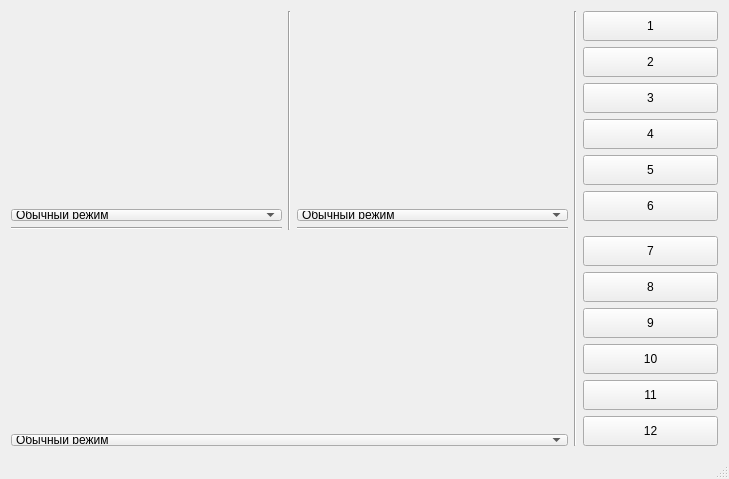
This is design.ui in VenkarD/SecuritySystem as Qt 5 draws it before an edit. The edited form follows.
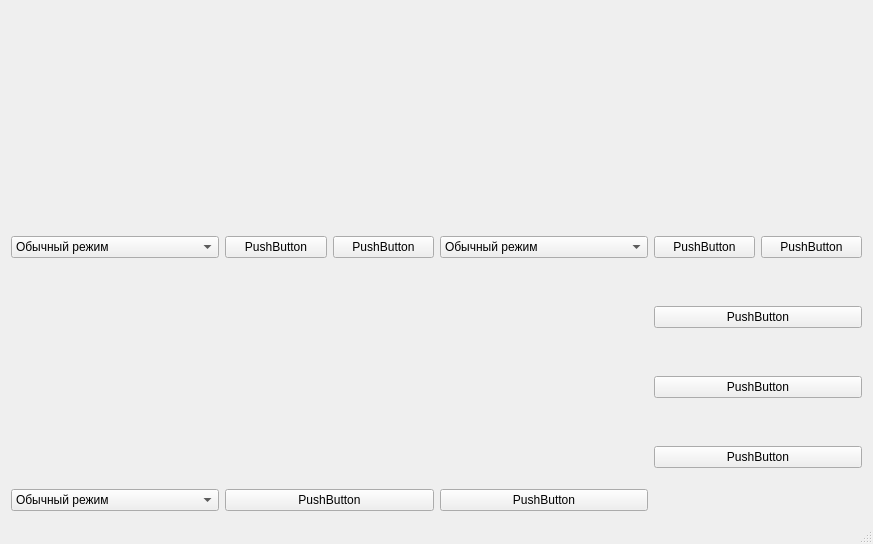
This is the edited form.

```diff
--- a/design.ui
+++ b/design.ui
@@ -6,8 +6,8 @@
    <rect>
     <x>0</x>
     <y>0</y>
-    <width>729</width>
-    <height>457</height>
+    <width>873</width>
+    <height>544</height>
    </rect>
   </property>
   <property name="windowTitle">
@@ -23,27 +23,8 @@
    <layout class="QVBoxLayout" name="verticalLayout">
     <item>
      <layout class="QGridLayout" name="gridLayout">
-      <item row="12" column="6">
-       <widget class="QPushButton" name="pushButton_11">
-        <property name="minimumSize">
-         <size>
-          <width>0</width>
-          <height>30</height>
-         </size>
-        </property>
-        <property name="text">
-         <string>11</string>
-        </property>
-       </widget>
-      </item>
-      <item row="6" column="3" colspan="2">
+      <item row="3" column="0">
        <widget class="QComboBox" name="comboBox_3">
-        <property name="maximumSize">
-         <size>
-          <width>16777215</width>
-          <height>12</height>
-         </size>
-        </property>
         <item>
          <property name="text">
           <string>Обычный режим</string>
@@ -66,45 +47,37 @@
         </item>
        </widget>
       </item>
-      <item row="3" column="6">
-       <widget class="QPushButton" name="pushButton_4">
-        <property name="minimumSize">
-         <size>
-          <width>0</width>
-          <height>30</height>
-         </size>
-        </property>
-        <property name="text">
-         <string>4</string>
-        </property>
-       </widget>
-      </item>
-      <item row="11" column="6">
-       <widget class="QPushButton" name="pushButton_10">
-        <property name="minimumSize">
-         <size>
-          <width>0</width>
-          <height>30</height>
-         </size>
-        </property>
-        <property name="text">
-         <string>10</string>
-        </property>
-       </widget>
-      </item>
-      <item row="0" column="3" rowspan="6" colspan="2">
+      <item row="0" column="2" colspan="2">
        <widget class="QLabel" name="video_2">
         <property name="text">
          <string/>
         </property>
        </widget>
       </item>
-      <item row="6" column="0" colspan="2">
+      <item row="1" column="1">
+       <layout class="QGridLayout" name="gridLayout_3">
+        <item row="0" column="0">
+         <widget class="QPushButton" name="pushButton_1">
+          <property name="text">
+           <string>PushButton</string>
+          </property>
+         </widget>
+        </item>
+        <item row="0" column="1">
+         <widget class="QPushButton" name="pushButton_2">
+          <property name="text">
+           <string>PushButton</string>
+          </property>
+         </widget>
+        </item>
+       </layout>
+      </item>
+      <item row="1" column="0">
        <widget class="QComboBox" name="comboBox_1">
         <property name="maximumSize">
          <size>
           <width>16777215</width>
-          <height>12</height>
+          <height>25</height>
          </size>
         </property>
         <item>
@@ -129,171 +102,19 @@
         </item>
        </widget>
       </item>
-      <item row="4" column="6">
-       <widget class="QPushButton" name="pushButton_5">
-        <property name="minimumSize">
-         <size>
-          <width>0</width>
-          <height>30</height>
-         </size>
-        </property>
-        <property name="text">
-         <string>5</string>
-        </property>
-       </widget>
-      </item>
-      <item row="0" column="0" rowspan="6" colspan="2">
+      <item row="0" column="0" colspan="2">
        <widget class="QLabel" name="video_1">
         <property name="text">
          <string/>
         </property>
        </widget>
       </item>
-      <item row="13" column="6" rowspan="2">
-       <widget class="QPushButton" name="pushButton_12">
-        <property name="minimumSize">
-         <size>
-          <width>0</width>
-          <height>30</height>
-         </size>
-        </property>
-        <property name="text">
-         <string>12</string>
-        </property>
-       </widget>
-      </item>
-      <item row="10" column="6">
-       <widget class="QPushButton" name="pushButton_9">
-        <property name="minimumSize">
-         <size>
-          <width>0</width>
-          <height>30</height>
-         </size>
-        </property>
-        <property name="text">
-         <string>9</string>
-        </property>
-       </widget>
-      </item>
-      <item row="5" column="6" rowspan="2">
-       <widget class="QPushButton" name="pushButton_6">
-        <property name="minimumSize">
-         <size>
-          <width>0</width>
-          <height>30</height>
-         </size>
-        </property>
-        <property name="text">
-         <string>6</string>
-        </property>
-       </widget>
-      </item>
-      <item row="7" column="0" colspan="2">
-       <widget class="Line" name="line_2">
-        <property name="orientation">
-         <enum>Qt::Horizontal</enum>
-        </property>
-       </widget>
-      </item>
-      <item row="8" column="6">
-       <widget class="QPushButton" name="pushButton_7">
-        <property name="minimumSize">
-         <size>
-          <width>0</width>
-          <height>30</height>
-         </size>
-        </property>
-        <property name="text">
-         <string>7</string>
-        </property>
-       </widget>
-      </item>
-      <item row="7" column="3" colspan="2">
-       <widget class="Line" name="line_3">
-        <property name="orientation">
-         <enum>Qt::Horizontal</enum>
-        </property>
-       </widget>
-      </item>
-      <item row="1" column="6">
-       <widget class="QPushButton" name="pushButton_2">
-        <property name="minimumSize">
-         <size>
-          <width>0</width>
-          <height>30</height>
-         </size>
-        </property>
-        <property name="text">
-         <string>2</string>
-        </property>
-       </widget>
-      </item>
-      <item row="9" column="6">
-       <widget class="QPushButton" name="pushButton_8">
-        <property name="minimumSize">
-         <size>
-          <width>0</width>
-          <height>30</height>
-         </size>
-        </property>
-        <property name="text">
-         <string>8</string>
-        </property>
-       </widget>
-      </item>
-      <item row="2" column="6">
-       <widget class="QPushButton" name="pushButton_3">
-        <property name="minimumSize">
-         <size>
-          <width>0</width>
-          <height>30</height>
-         </size>
-        </property>
-        <property name="text">
-         <string>3</string>
-        </property>
-       </widget>
-      </item>
-      <item row="0" column="5" rowspan="15">
-       <widget class="Line" name="line_4">
-        <property name="orientation">
-         <enum>Qt::Vertical</enum>
-        </property>
-       </widget>
-      </item>
-      <item row="0" column="6">
-       <widget class="QPushButton" name="pushButton_1">
-        <property name="minimumSize">
-         <size>
-          <width>0</width>
-          <height>30</height>
-         </size>
-        </property>
-        <property name="text">
-         <string>1</string>
-        </property>
-       </widget>
-      </item>
-      <item row="8" column="0" rowspan="6" colspan="5">
-       <widget class="QLabel" name="video_3">
-        <property name="text">
-         <string/>
-        </property>
-       </widget>
-      </item>
-      <item row="0" column="2" rowspan="8">
-       <widget class="Line" name="line">
-        <property name="orientation">
-         <enum>Qt::Vertical</enum>
-        </property>
-       </widget>
-      </item>
-      <item row="14" column="0" colspan="5">
+      <item row="1" column="2">
        <widget class="QComboBox" name="comboBox_2">
         <property name="maximumSize">
          <size>
           <width>16777215</width>
-          <height>12</height>
+          <height>25</height>
          </size>
         </property>
         <item>
@@ -318,6 +139,70 @@
         </item>
        </widget>
       </item>
+      <item row="1" column="3">
+       <layout class="QGridLayout" name="gridLayout_5">
+        <item row="0" column="0">
+         <widget class="QPushButton" name="pushButton_3">
+          <property name="text">
+           <string>PushButton</string>
+          </property>
+         </widget>
+        </item>
+        <item row="0" column="1">
+         <widget class="QPushButton" name="pushButton_4">
+          <property name="text">
+           <string>PushButton</string>
+          </property>
+         </widget>
+        </item>
+       </layout>
+      </item>
+      <item row="2" column="0" colspan="3">
+       <widget class="QLabel" name="video_3">
+        <property name="text">
+         <string/>
+        </property>
+       </widget>
+      </item>
+      <item row="2" column="3" rowspan="2">
+       <layout class="QGridLayout" name="gridLayout_6">
+        <item row="1" column="0">
+         <widget class="QPushButton" name="pushButton_8">
+          <property name="text">
+           <string>PushButton</string>
+          </property>
+         </widget>
+        </item>
+        <item row="0" column="0">
+         <widget class="QPushButton" name="pushButton_7">
+          <property name="text">
+           <string>PushButton</string>
+          </property>
+         </widget>
+        </item>
+        <item row="2" column="0">
+         <widget class="QPushButton" name="pushButton_9">
+          <property name="text">
+           <string>PushButton</string>
+          </property>
+         </widget>
+        </item>
+       </layout>
+      </item>
+      <item row="3" column="1">
+       <widget class="QPushButton" name="pushButton_5">
+        <property name="text">
+         <string>PushButton</string>
+        </property>
+       </widget>
+      </item>
+      <item row="3" column="2">
+       <widget class="QPushButton" name="pushButton_6">
+        <property name="text">
+         <string>PushButton</string>
+        </property>
+       </widget>
+      </item>
      </layout>
     </item>
    </layout>
```
Left out of the diff: 10 changed lines with no effect on the pictures.
